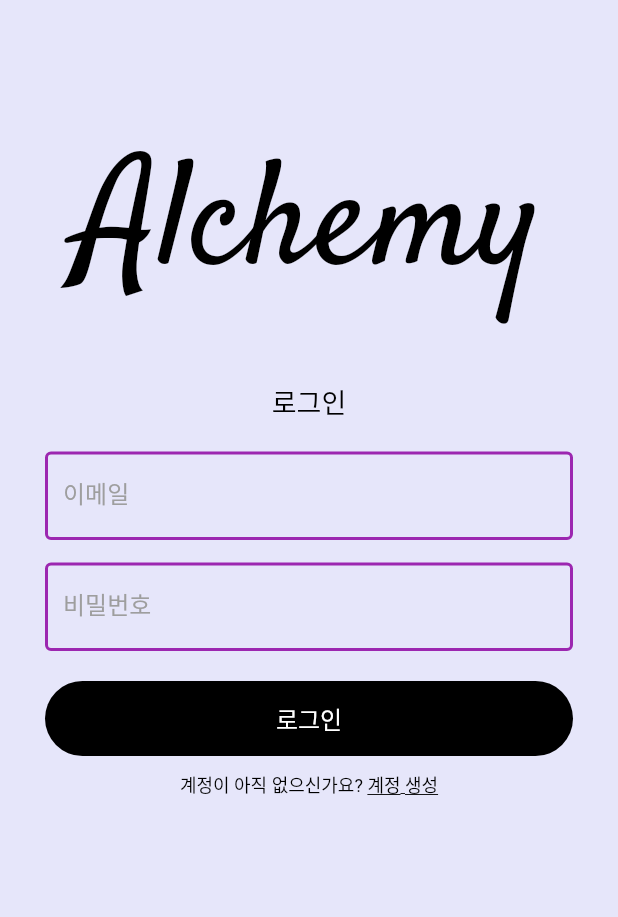
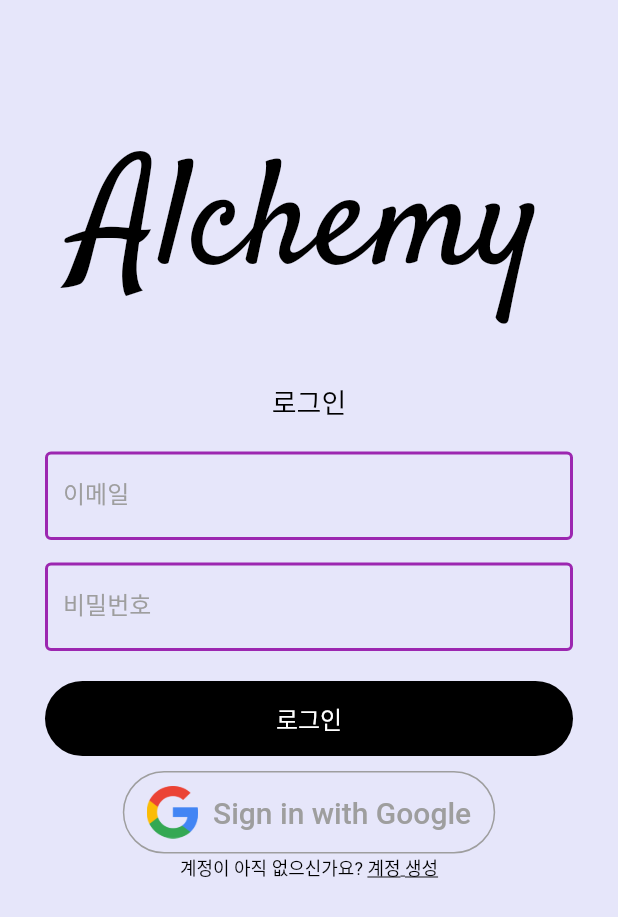
Before and after one commit to LoveCTTS/Alchemy, a Flutter app: the SignInPage screen opened directly, on a phone screen of 412 x 824 dp. Shown: the top 917 px of the screen. Run offline on Flutter 3.47's test engine with Material 2 defaults, Android fonts, the phone set to English and light mode, and no system bars; our stand-ins replace cloud_firestore, firebase_auth, firebase_core, firebase_storage, flutter_spinkit, geolocator and 4 more; accounts and stored records are empty; Roboto replaces fonts that are missing (Raleway-Regular).

Commit message:
Version 1.3.2(Google Login(60%))

```diff
--- a/lib/pages/signin_page.dart
+++ b/lib/pages/signin_page.dart
@@ -1,6 +1,7 @@
 import 'package:cloud_firestore/cloud_firestore.dart';
 import 'package:flutter/gestures.dart';
 import 'package:flutter/material.dart';
+import 'package:linkproto/pages/sign_in_test.dart';
 import '../helper/helper_functions.dart';
 import 'home_page.dart';
 import '../services/auth_service.dart';
@@ -70,6 +71,70 @@ class _SignInPageState extends State<SignInPage> {
     }
   }
 
+  Widget _signInButton() {
+    return OutlineButton(
+      splashColor: Colors.grey,
+      onPressed: () {
+        signInWithGoogle().then((result) async{
+          if (result != null){
+
+
+            /*QuerySnapshot userInfoSnapshot = await DatabaseService().getUserData(email); //매개변수 email에 저장된 email과 동일한 사용자의 데이터정보 저장
+
+            await HelperFunctions.saveUserLoggedInSharedPreference(true); //사용자가 잘 로그인되었기때문에 true로 변경
+            await HelperFunctions.saveUserEmailSharedPreference(email); //현재 사용자의 email을 저장
+            await HelperFunctions.saveUserNameSharedPreference(
+                userInfoSnapshot.docs[0].data()["fullName"]
+            );// 현재 사용자의 풀네임을 저장
+
+
+            // 로그인이 잘된상태이기때문에 그것에 대한 출력을 하는 부분
+            print("Signed In");
+            await HelperFunctions.getUserLoggedInSharedPreference().then((value) {
+              print("Logged in: $value");
+            });
+            await HelperFunctions.getUserEmailSharedPreference().then((value) {
+              print("Email: $value");
+            });
+            await HelperFunctions.getUserNameSharedPreference().then((value) {
+              print("Full Name: $value");
+            });*/
+            Navigator.of(context).pushReplacement(
+              MaterialPageRoute(
+                builder: (context) {
+                  return HomePage();
+                },
+              ),
+            );
+          }
+        });
+
+      },
+      shape: RoundedRectangleBorder(borderRadius: BorderRadius.circular(40)),
+      highlightElevation: 0,
+      borderSide: BorderSide(color: Colors.grey),
+      child: Padding(
+        padding: const EdgeInsets.fromLTRB(0, 10, 0, 10),
+        child: Row(
+          mainAxisSize: MainAxisSize.min,
+          mainAxisAlignment: MainAxisAlignment.center,
+          children: <Widget>[
+            Image(image: AssetImage("assets/google_logo.png"), height: 35.0),
+            Padding(
+              padding: const EdgeInsets.only(left: 10),
+              child: Text(
+                'Sign in with Google',
+                style: TextStyle(
+                  fontSize: 20,
+                  color: Colors.grey,
+                ),
+              ),
+            )
+          ],
+        ),
+      ),
+    );
+  }
 
   @override
   Widget build(BuildContext context) {
@@ -148,8 +213,9 @@ class _SignInPageState extends State<SignInPage> {
                     ),
                   ),
 
+
                   SizedBox(height: 10.0),
-
+                  _signInButton(),
                   Text.rich( //Text의 생성자 Text.rich
 
                     TextSpan(
```
Also changed, not shown: lib/main.dart (+3 -4 lines), pubspec.lock, 2 other files.
